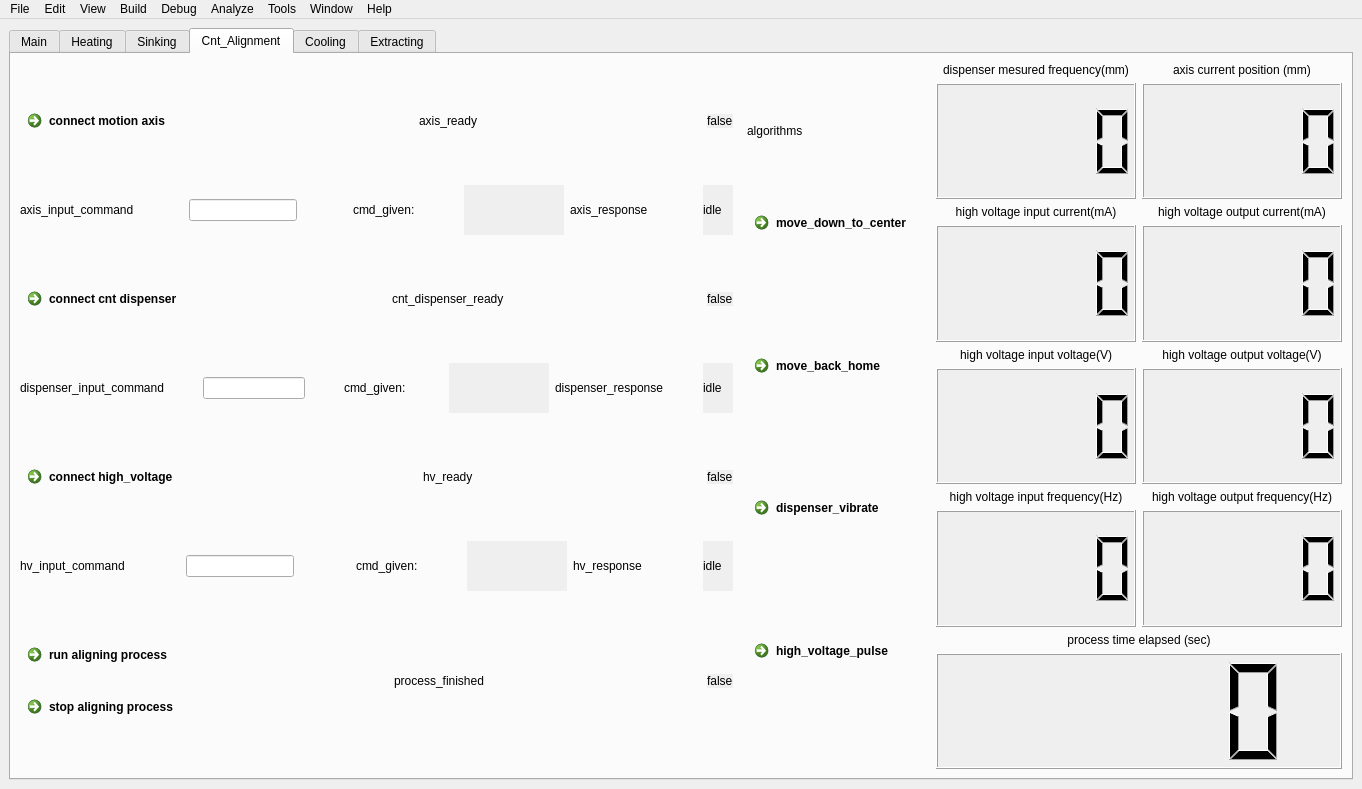
Above: src/app/mainwindow.ui from theion-batteries/soft_wgm_user_interface_qt_cpp before the change. Below: the same form after it.
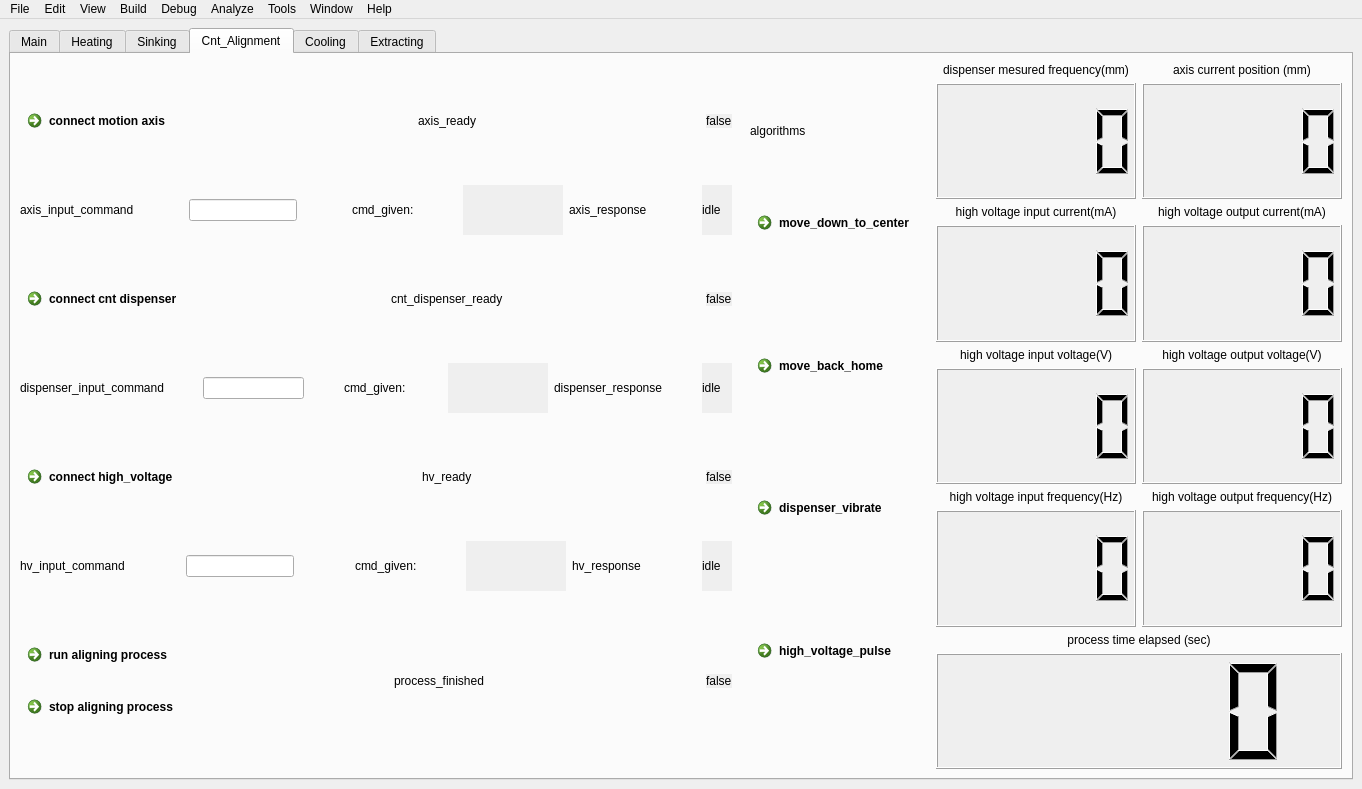
That is the form after the change. Icons and pictures are not drawn.

What changed in the file:
```diff
--- a/src/app/mainwindow.ui
+++ b/src/app/mainwindow.ui
@@ -2082,6 +2082,19 @@
             </item>
            </layout>
           </item>
+          <item>
+           <spacer name="horizontalSpacer_77">
+            <property name="orientation">
+             <enum>Qt::Horizontal</enum>
+            </property>
+            <property name="sizeHint" stdset="0">
+             <size>
+              <width>40</width>
+              <height>20</height>
+             </size>
+            </property>
+           </spacer>
+          </item>
           <item>
            <spacer name="horizontalSpacer_75">
             <property name="orientation">
```
Left out of the diff: 6 changed lines with no effect on the pictures.
